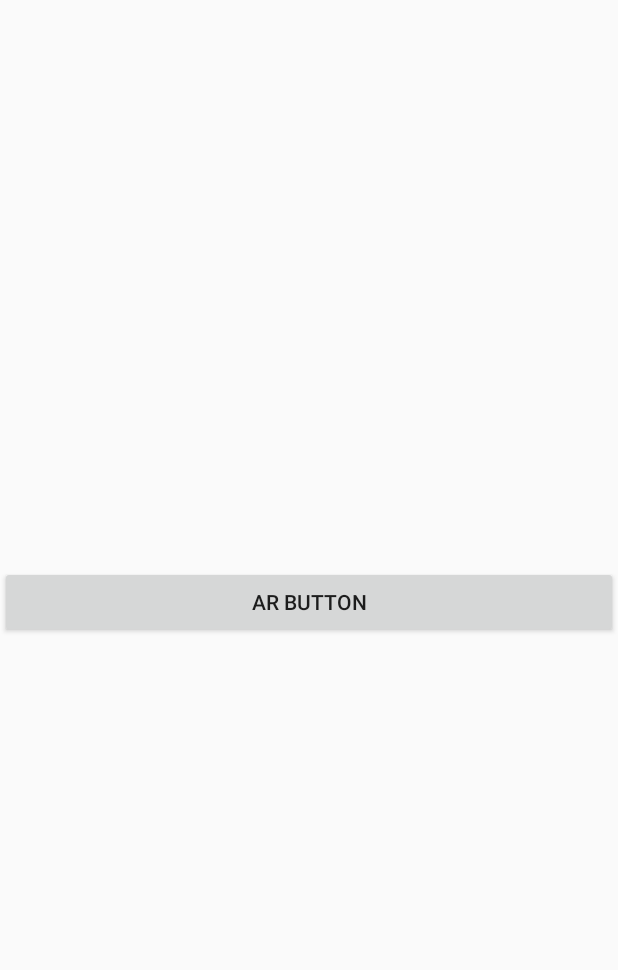
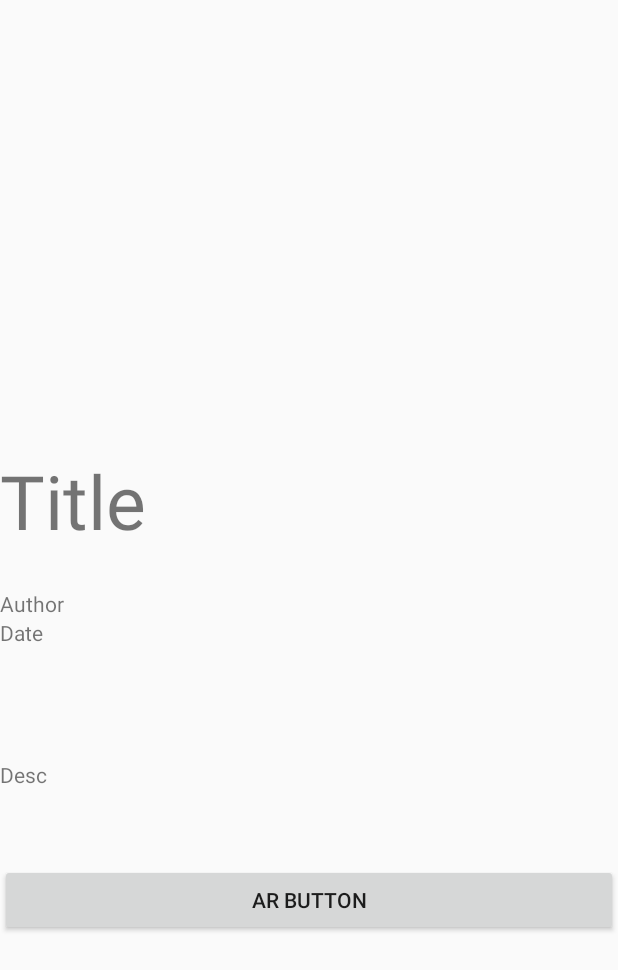
Before and after one commit to Bepen/ArtHouseGalleriaMobile, an Android app: the layout activity_item0.xml on its own in the app's theme, with its tools: preview values and no code run, on a phone screen of 412 x 824 dp. Shown: the top 970 px of the screen. Run offline under Robolectric (Android 15) with nearby library versions, the phone set to English and light mode, and no system bars.

Commit message:
scrollable

```diff
--- a/app/src/main/java/com/example/arthouseapp/MobileArrayAdapter.java
+++ b/app/src/main/java/com/example/arthouseapp/MobileArrayAdapter.java
@@ -39,7 +39,7 @@ public class MobileArrayAdapter extends ArrayAdapter<String> {
         Item0.titleArr = new String[] {"Title One", "Person Two"};
         Item0.authorArr = new String[] {"Person One", "Person Two"};
         Item0.dateArr = new String[] {"1-1-1", "2-2-2"};
-        Item0.descArr = new String[] {"Description One", "Description Two"};
+        Item0.descArr = new String[] {"Description One Description One Description One Description One Description One Description One Description One  Description One  Description One  Description One  Description One  Description One  Description One  Description One  Description One  Description One  Description One  Description One  Description One  Description One  Description One  Description One  Description One  Description One  Description One  Description One  Description One  Description One  Description One  Description One  Description One  Description One  Description One  Description One  Description One  Description One  Description One ", "Description Two"};
         Item0.imageArr = new String[] {"pic1", "pic2"};
 
         int id = context.getResources().getIdentifier(s, "drawable", context.getPackageName());
--- a/app/src/main/res/layout/activity_item0.xml
+++ b/app/src/main/res/layout/activity_item0.xml
@@ -1,6 +1,11 @@
 <?xml version="1.0" encoding="utf-8"?>
+
+<ScrollView xmlns:android="http://schemas.android.com/apk/res/android"
+    android:layout_width="match_parent"
+    android:layout_height="match_parent">
+
+
     <LinearLayout xmlns:android="http://schemas.android.com/apk/res/android"
-    xmlns:app="http://schemas.android.com/apk/res-auto"
         xmlns:tools="http://schemas.android.com/tools"
         android:layout_width="match_parent"
         android:layout_height="match_parent"
@@ -16,25 +21,41 @@
             android:id="@+id/titleOfWork"
             android:layout_width="wrap_content"
             android:layout_height="wrap_content"
-        android:text="" />
+            android:text="Title"
+            android:textSize="50dp" />
+
+        <TextView
+            android:id="@+id/textView2"
+            android:layout_width="match_parent"
+            android:layout_height="25dp" />
 
         <TextView
             android:id="@+id/authorOfWork"
             android:layout_width="wrap_content"
             android:layout_height="wrap_content"
-        android:text="" />
+            android:text="Author" />
 
         <TextView
             android:id="@+id/dateOfWork"
             android:layout_width="wrap_content"
             android:layout_height="wrap_content"
-        android:text="" />
+            android:text="Date" />
+
+        <TextView
+            android:id="@+id/textView"
+            android:layout_width="match_parent"
+            android:layout_height="75dp" />
 
         <TextView
             android:id="@+id/descOfWork"
             android:layout_width="wrap_content"
             android:layout_height="wrap_content"
-        android:text="" />
+            android:text="Desc" />
+
+        <TextView
+            android:id="@+id/textView3"
+            android:layout_width="match_parent"
+            android:layout_height="50dp" />
 
         <Button
             android:id="@+id/button"
@@ -43,3 +64,5 @@
             android:text="AR Button" />
 
     </LinearLayout>
+
+</ScrollView>
```
Lines whose indentation alone changed are shown as unchanged.
